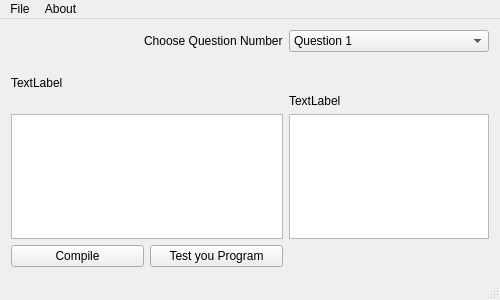
This is mainwindow.ui in masterashu/Tester as Qt 5 draws it before an edit. The edited form follows.
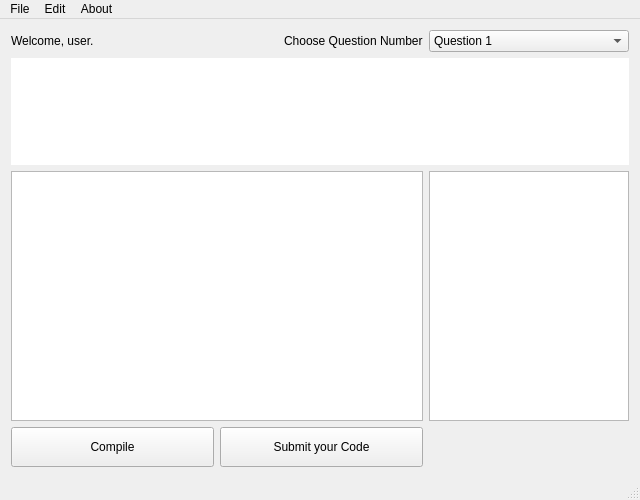
This is the edited form.

Commit message: Added Tab Edit and File Picker, Still need to add Font Change functionality

Diff of the .ui file:
```diff
--- a/mainwindow.ui
+++ b/mainwindow.ui
@@ -6,14 +6,14 @@
    <rect>
     <x>0</x>
     <y>0</y>
-    <width>500</width>
-    <height>300</height>
+    <width>640</width>
+    <height>500</height>
    </rect>
   </property>
   <property name="minimumSize">
    <size>
-    <width>500</width>
-    <height>300</height>
+    <width>640</width>
+    <height>500</height>
    </size>
   </property>
   <property name="windowTitle">
@@ -21,17 +21,7 @@
   </property>
   <widget class="QWidget" name="centralWidget">
    <layout class="QGridLayout" name="gridLayout">
-    <item row="4" column="0">
-     <widget class="QTextEdit" name="Souce_Edit"/>
-    </item>
-    <item row="3" column="1">
-     <widget class="QLabel" name="username_label">
-      <property name="text">
-       <string>TextLabel</string>
-      </property>
-     </widget>
-    </item>
-    <item row="4" column="1">
+    <item row="8" column="1">
      <widget class="QTextEdit" name="Console_Output">
       <property name="maximumSize">
        <size>
@@ -39,12 +29,67 @@
         <height>16777215</height>
        </size>
       </property>
+      <property name="readOnly">
+       <bool>true</bool>
+      </property>
      </widget>
     </item>
-    <item row="5" column="0">
+    <item row="4" column="0">
+     <layout class="QHBoxLayout" name="horizontalLayout_2">
+      <item>
+       <widget class="QLabel" name="username_label">
+        <property name="text">
+         <string>Welcome, user.</string>
+        </property>
+       </widget>
+      </item>
+      <item alignment="Qt::AlignRight">
+       <widget class="QLabel" name="label">
+        <property name="text">
+         <string>Choose Question Number</string>
+        </property>
+       </widget>
+      </item>
+     </layout>
+    </item>
+    <item row="8" column="0">
+     <widget class="QTextEdit" name="Source_Edit">
+      <property name="minimumSize">
+       <size>
+        <width>0</width>
+        <height>250</height>
+       </size>
+      </property>
+      <property name="font">
+       <font>
+        <family>Source Code Pro</family>
+        <pointsize>16</pointsize>
+       </font>
+      </property>
+      <property name="toolTip">
+       <string>&lt;html&gt;&lt;head/&gt;&lt;body&gt;&lt;p&gt;Enter the code here.&lt;/p&gt;&lt;/body&gt;&lt;/html&gt;</string>
+      </property>
+      <property name="horizontalScrollBarPolicy">
+       <enum>Qt::ScrollBarAlwaysOff</enum>
+      </property>
+      <property name="tabStopWidth">
+       <number>16</number>
+      </property>
+     </widget>
+    </item>
+    <item row="9" column="0">
      <layout class="QHBoxLayout" name="horizontalLayout">
       <item>
        <widget class="QPushButton" name="Program_Check">
+        <property name="minimumSize">
+         <size>
+          <width>0</width>
+          <height>40</height>
+         </size>
+        </property>
+        <property name="toolTip">
+         <string>&lt;html&gt;&lt;head/&gt;&lt;body&gt;&lt;p&gt;Check if your program compiles without any error.&lt;/p&gt;&lt;/body&gt;&lt;/html&gt;</string>
+        </property>
         <property name="text">
          <string>Compile</string>
         </property>
@@ -52,34 +97,57 @@
       </item>
       <item>
        <widget class="QPushButton" name="TestButton">
+        <property name="minimumSize">
+         <size>
+          <width>0</width>
+          <height>40</height>
+         </size>
+        </property>
+        <property name="toolTip">
+         <string>&lt;html&gt;&lt;head/&gt;&lt;body&gt;&lt;p&gt;Test your Progam if it Solves the problem perfectly.&lt;/p&gt;&lt;/body&gt;&lt;/html&gt;</string>
+        </property>
         <property name="text">
-         <string>Test you Program</string>
+         <string>Submit your Code</string>
         </property>
        </widget>
       </item>
      </layout>
     </item>
-    <item row="0" column="0" alignment="Qt::AlignRight">
-     <widget class="QLabel" name="label">
-      <property name="text">
-       <string>Choose Question Number</string>
-      </property>
-     </widget>
-    </item>
-    <item row="1" column="0" rowspan="3">
-     <widget class="QLabel" name="Question_label">
+    <item row="7" column="0" colspan="2">
+     <widget class="QTextBrowser" name="Question_label">
       <property name="minimumSize">
        <size>
         <width>0</width>
-        <height>50</height>
+        <height>100</height>
        </size>
       </property>
-      <property name="text">
-       <string>TextLabel</string>
+      <property name="maximumSize">
+       <size>
+        <width>16777215</width>
+        <height>150</height>
+       </size>
+      </property>
+      <property name="font">
+       <font>
+        <family>Ubuntu</family>
+        <pointsize>12</pointsize>
+       </font>
+      </property>
+      <property name="autoFillBackground">
+       <bool>false</bool>
+      </property>
+      <property name="frameShape">
+       <enum>QFrame::NoFrame</enum>
+      </property>
+      <property name="frameShadow">
+       <enum>QFrame::Plain</enum>
+      </property>
+      <property name="horizontalScrollBarPolicy">
+       <enum>Qt::ScrollBarAlwaysOff</enum>
       </property>
      </widget>
     </item>
-    <item row="0" column="1">
+    <item row="4" column="1">
      <widget class="QComboBox" name="comboBox">
       <item>
        <property name="text">
@@ -130,7 +198,7 @@
     <rect>
      <x>0</x>
      <y>0</y>
-     <width>500</width>
+     <width>640</width>
      <height>17</height>
     </rect>
    </property>
@@ -148,7 +216,15 @@
     </property>
     <addaction name="actionAbout_Tester2"/>
    </widget>
+   <widget class="QMenu" name="menuEdit">
+    <property name="title">
+     <string>Edit</string>
+    </property>
+    <addaction name="actionSet_Tab_Width"/>
+    <addaction name="actionChange_Font"/>
+   </widget>
    <addaction name="menuFile"/>
+   <addaction name="menuEdit"/>
    <addaction name="menuAbout"/>
   </widget>
   <widget class="QStatusBar" name="statusBar"/>
```
Left out of the diff: 16 changed lines with no effect on the pictures. The commit also changes 3 other files.
